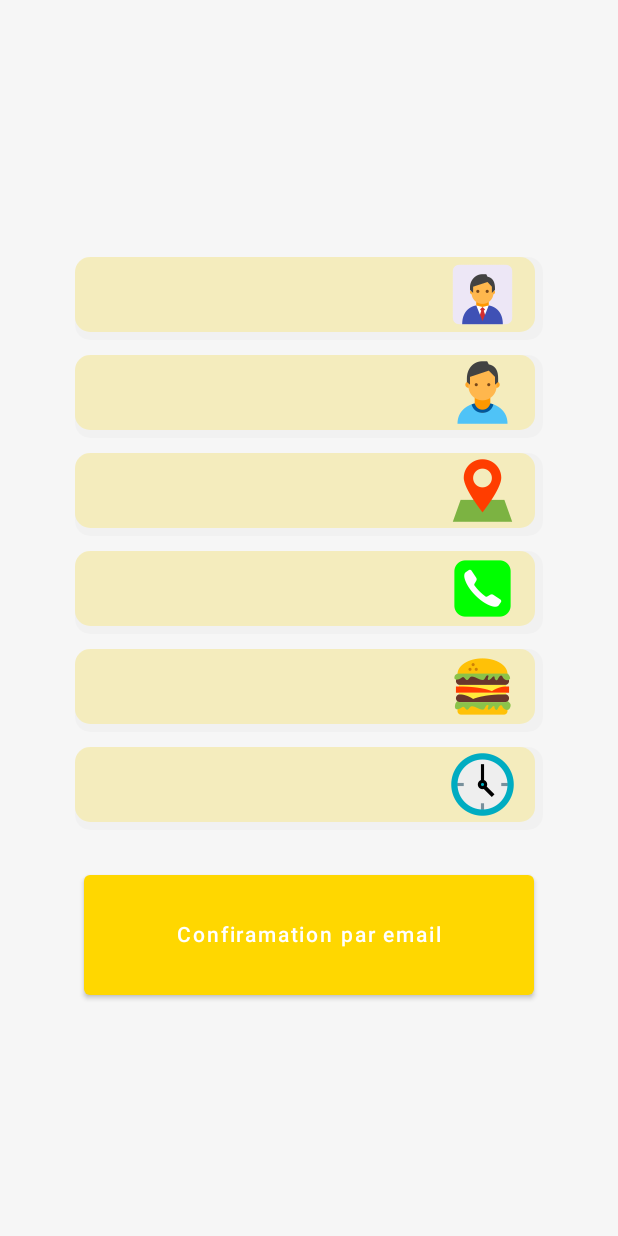
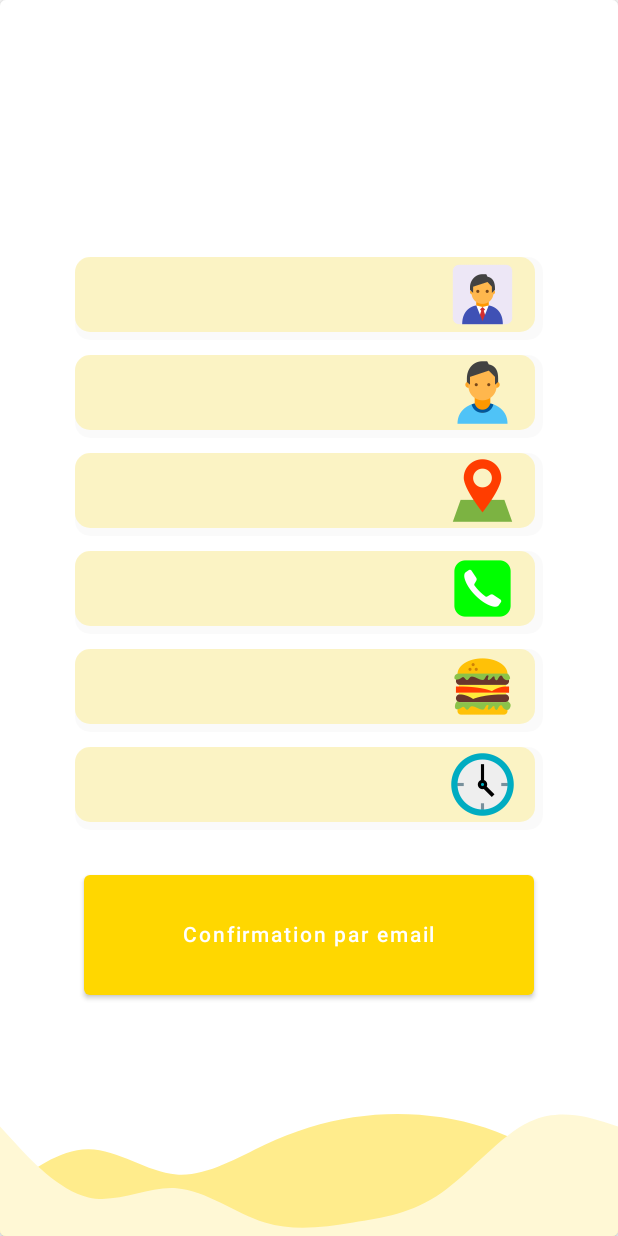
Before and after one commit to lerey34/LilianDroidBurger, an Android app built with Jetpack Compose: the composable ViewInfo shown on its own in the app's theme, on a phone screen of 412 x 824 dp. Run offline under Robolectric (Android 15) with nearby library versions, the phone set to English and light mode, and no system bars; libraries missing offline, so code that uses them is left out: coil.decode; 1 statement that could not run was skipped.

Commit message:
create the last apk

```diff
--- a/app/build.gradle
+++ b/app/build.gradle
@@ -68,7 +68,7 @@ dependencies {
     //data store
     implementation "androidx.datastore:datastore-preferences:1.0.0"
 
-    //debug
-    debugImplementation "androidx.compose.ui:ui-tooling:1.1.1"
-    implementation "androidx.compose.ui:ui-tooling-preview:1.1.1"
+//    //debug
+//    debugImplementation "androidx.compose.ui:ui-tooling:1.1.1"
+//    implementation "androidx.compose.ui:ui-tooling-preview:1.1.1"
 }
--- a/app/src/main/java/fr/isen/rey/liliandroidburger/screens/CommadeScreen.kt
+++ b/app/src/main/java/fr/isen/rey/liliandroidburger/screens/CommadeScreen.kt
@@ -17,12 +17,14 @@ import androidx.compose.runtime.*
 import androidx.compose.runtime.saveable.rememberSaveable
 import androidx.compose.ui.Alignment
 import androidx.compose.ui.Modifier
+import androidx.compose.ui.graphics.Color
 import androidx.compose.ui.platform.LocalContext
 import androidx.compose.ui.res.painterResource
 import androidx.compose.ui.text.input.ImeAction
 import androidx.compose.ui.text.input.KeyboardType
 import androidx.compose.ui.unit.dp
 import androidx.compose.ui.unit.sp
+import androidx.compose.ui.zIndex
 import androidx.navigation.NavController
 import fr.isen.rey.liliandroidburger.R
 import fr.isen.rey.liliandroidburger.UserPreferences
@@ -88,8 +90,16 @@ fun CommandeScreen(navController: NavController){
     }
 
     Box(modifier = Modifier
-        .background(Light)
-        .fillMaxSize()) {
+        .fillMaxSize(),
+
+    ) {
+        Card(
+            elevation = 4.dp,
+            modifier = Modifier.fillMaxSize()
+        ) {
+            Image(painter = painterResource(id = R.drawable.ic_wave2), contentDescription = "waves", alignment = Alignment.BottomCenter)
+            Image(painter = painterResource(id = R.drawable.ic_wave), contentDescription = "waves", alignment = Alignment.BottomCenter)
+
             Column(
                 horizontalAlignment = Alignment.CenterHorizontally,
                 verticalArrangement = Arrangement.Center,
@@ -244,7 +254,6 @@ fun CommandeScreen(navController: NavController){
                     interactionSource = sourceTime,
                     modifier = Modifier.width(300.dp)
                 )
-
                 Button(
                     onClick = {
                         scope.launch {
@@ -280,3 +289,4 @@ fun CommandeScreen(navController: NavController){
             }
         }
     }
+}
--- a/app/src/main/java/fr/isen/rey/liliandroidburger/screens/ConfirmerScreen.kt
+++ b/app/src/main/java/fr/isen/rey/liliandroidburger/screens/ConfirmerScreen.kt
@@ -7,12 +7,14 @@ import androidx.compose.foundation.background
 import androidx.compose.foundation.layout.*
 import androidx.compose.foundation.shape.RoundedCornerShape
 import androidx.compose.material.Button
+import androidx.compose.material.Card
 import androidx.compose.material.Text
 import androidx.compose.runtime.Composable
 import androidx.compose.runtime.MutableState
 import androidx.compose.runtime.collectAsState
 import androidx.compose.ui.Alignment
 import androidx.compose.ui.Modifier
+import androidx.compose.ui.graphics.Color
 import androidx.compose.ui.platform.LocalContext
 import androidx.compose.ui.res.painterResource
 import androidx.compose.ui.tooling.preview.Preview
@@ -43,17 +45,31 @@ fun ViewInfo() {
     val context = LocalContext.current
     val dataStore = UserPreferences(context)
     Box(modifier = Modifier
-        .background(Light)
-        .fillMaxSize()) {
+        .fillMaxSize()
+    ) {
+        Card(
+            elevation = 4.dp,
+            modifier = Modifier.fillMaxSize()
+        ) {
+            Image(
+                painter = painterResource(id = R.drawable.ic_wave2),
+                contentDescription = "waves",
+                alignment = Alignment.BottomCenter
+            )
+            Image(
+                painter = painterResource(id = R.drawable.ic_wave),
+                contentDescription = "waves",
+                alignment = Alignment.BottomCenter
+            )
+
             Column(
                 horizontalAlignment = Alignment.CenterHorizontally,
                 verticalArrangement = Arrangement.Center,
                 modifier = Modifier.fillMaxSize()
-        ){
+            ) {
                 Row(
                     modifier = Modifier
                         .fillMaxWidth()
-                    .background(Light)
                         .padding(start = 50.dp, end = 50.dp, top = 10.dp)
                         .background(Shaddow, RoundedCornerShape(10.dp))
                         .padding(bottom = 5.dp, end = 5.dp)
@@ -63,14 +79,23 @@ fun ViewInfo() {
                     verticalAlignment = Alignment.CenterVertically
                 ) {
                     val userName = dataStore.getuserName.collectAsState(initial = "")
-                Text(text = userName.value!!, fontSize = 20.sp, color = Dark, modifier = Modifier.width(200.dp).heightIn(min = 30.dp, max = 80.dp))
-                Image(painter = painterResource(id = R.drawable.name_conf), contentDescription = "name", Modifier.size(50.dp, 50.dp))
+                    Text(
+                        text = userName.value!!,
+                        fontSize = 20.sp,
+                        color = Dark,
+                        modifier = Modifier
+                            .width(200.dp)
+                            .heightIn(min = 30.dp, max = 80.dp)
+                    )
+                    Image(
+                        painter = painterResource(id = R.drawable.name_conf),
+                        contentDescription = "name",
+                        Modifier.size(50.dp, 50.dp)
+                    )
                 }
-
                 Row(
                     modifier = Modifier
                         .fillMaxWidth()
-                    .background(Light)
                         .padding(start = 50.dp, end = 50.dp, top = 10.dp)
                         .background(Shaddow, RoundedCornerShape(10.dp))
                         .padding(bottom = 5.dp, end = 5.dp)
@@ -80,14 +105,23 @@ fun ViewInfo() {
                     verticalAlignment = Alignment.CenterVertically
                 ) {
                     val userPrenom = dataStore.getuserPrenom.collectAsState(initial = "")
-                Text(text = userPrenom.value!!, fontSize = 20.sp, color = Dark, modifier = Modifier.width(200.dp).heightIn(min = 30.dp, max = 80.dp))
-                Image(painter = painterResource(id = R.drawable.prenom_conf), contentDescription = "prenom", Modifier.size(50.dp, 50.dp))
+                    Text(
+                        text = userPrenom.value!!,
+                        fontSize = 20.sp,
+                        color = Dark,
+                        modifier = Modifier
+                            .width(200.dp)
+                            .heightIn(min = 30.dp, max = 80.dp)
+                    )
+                    Image(
+                        painter = painterResource(id = R.drawable.prenom_conf),
+                        contentDescription = "prenom",
+                        Modifier.size(50.dp, 50.dp)
+                    )
                 }
-
                 Row(
                     modifier = Modifier
                         .fillMaxWidth()
-                    .background(Light)
                         .padding(start = 50.dp, end = 50.dp, top = 10.dp)
                         .background(Shaddow, RoundedCornerShape(10.dp))
                         .padding(bottom = 5.dp, end = 5.dp)
@@ -96,14 +130,23 @@ fun ViewInfo() {
                     horizontalArrangement = Arrangement.SpaceBetween,
                     verticalAlignment = Alignment.CenterVertically
                 ) {
-                Text(text = address, fontSize = 20.sp, color = Dark, modifier = Modifier.width(200.dp).heightIn(min = 30.dp, max = 80.dp))
-                Image(painter = painterResource(id = R.drawable.adress_conf), contentDescription = "address", Modifier.size(50.dp, 50.dp))
+                    Text(
+                        text = address,
+                        fontSize = 20.sp,
+                        color = Dark,
+                        modifier = Modifier
+                            .width(200.dp)
+                            .heightIn(min = 30.dp, max = 80.dp)
+                    )
+                    Image(
+                        painter = painterResource(id = R.drawable.adress_conf),
+                        contentDescription = "address",
+                        Modifier.size(50.dp, 50.dp)
+                    )
                 }
-
                 Row(
                     modifier = Modifier
                         .fillMaxWidth()
-                    .background(Light)
                         .padding(start = 50.dp, end = 50.dp, top = 10.dp)
                         .background(Shaddow, RoundedCornerShape(10.dp))
                         .padding(bottom = 5.dp, end = 5.dp)
@@ -112,14 +155,23 @@ fun ViewInfo() {
                     horizontalArrangement = Arrangement.SpaceBetween,
                     verticalAlignment = Alignment.CenterVertically
                 ) {
-                Text(text = phone, fontSize = 20.sp, color = Dark, modifier = Modifier.width(200.dp).heightIn(min = 30.dp, max = 80.dp))
-                Image(painter = painterResource(id = R.drawable.phone_conf), contentDescription = "phone", Modifier.size(50.dp, 50.dp))
+                    Text(
+                        text = phone,
+                        fontSize = 20.sp,
+                        color = Dark,
+                        modifier = Modifier
+                            .width(200.dp)
+                            .heightIn(min = 30.dp, max = 80.dp)
+                    )
+                    Image(
+                        painter = painterResource(id = R.drawable.phone_conf),
+                        contentDescription = "phone",
+                        Modifier.size(50.dp, 50.dp)
+                    )
                 }
-
                 Row(
                     modifier = Modifier
                         .fillMaxWidth()
-                    .background(Light)
                         .padding(start = 50.dp, end = 50.dp, top = 10.dp)
                         .background(Shaddow, RoundedCornerShape(10.dp))
                         .padding(bottom = 5.dp, end = 5.dp)
@@ -128,14 +180,23 @@ fun ViewInfo() {
                     horizontalArrangement = Arrangement.SpaceBetween,
                     verticalAlignment = Alignment.CenterVertically
                 ) {
-                Text(text = burger, fontSize = 20.sp, color = Dark, modifier = Modifier.width(200.dp).heightIn(min = 30.dp, max = 80.dp))
-                Image(painter = painterResource(id = R.drawable.burgerpng_conf), contentDescription = "burger", Modifier.size(50.dp, 50.dp))
+                    Text(
+                        text = burger,
+                        fontSize = 20.sp,
+                        color = Dark,
+                        modifier = Modifier
+                            .width(200.dp)
+                            .heightIn(min = 30.dp, max = 80.dp)
+                    )
+                    Image(
+                        painter = painterResource(id = R.drawable.burgerpng_conf),
+                        contentDescription = "burger",
+                        Modifier.size(50.dp, 50.dp)
+                    )
                 }
-
                 Row(
                     modifier = Modifier
                         .fillMaxWidth()
-                    .background(Light)
                         .padding(start = 50.dp, end = 50.dp, top = 10.dp, bottom = 10.dp)
                         .background(Shaddow, RoundedCornerShape(10.dp))
                         .padding(bottom = 5.dp, end = 5.dp)
@@ -144,11 +205,22 @@ fun ViewInfo() {
                     horizontalArrangement = Arrangement.SpaceBetween,
                     verticalAlignment = Alignment.CenterVertically
                 ) {
-                Text(text = time, fontSize = 20.sp, color = Dark, modifier = Modifier.width(200.dp).heightIn(min = 30.dp, max = 80.dp))
-                Image(painter = painterResource(id = R.drawable.time_conf), contentDescription = "clock", Modifier.size(50.dp, 50.dp))
+                    Text(
+                        text = time,
+                        fontSize = 20.sp,
+                        color = Dark,
+                        modifier = Modifier
+                            .width(200.dp)
+                            .heightIn(min = 30.dp, max = 80.dp)
+                    )
+                    Image(
+                        painter = painterResource(id = R.drawable.time_conf),
+                        contentDescription = "clock",
+                        Modifier.size(50.dp, 50.dp)
+                    )
                 }
                 val intent = Intent(Intent.ACTION_SENDTO).apply {
-                setData(Uri.parse("mailto:nailil2503@gmail.com"))
+                    setData(Uri.parse("mailto:marc.mollinari@gmail.com"))
                     putExtra(Intent.EXTRA_EMAIL, "nailil2503@gmail.com")
                     putExtra(Intent.EXTRA_SUBJECT, "Confirmation commande")
                     putExtra(Intent.EXTRA_TEXT, "Votre commande a bien été enregistrée")
@@ -162,14 +234,9 @@ fun ViewInfo() {
                         .height(100.dp)
                         .padding(top = 20.dp)
                 ) {
-                Text(text = "Confiramation par email")
+                    Text(text = "Confirmation par email")
                 }
             }
         }
     }
-
-@Preview
-@Composable
-fun ComposablePreview() {
-    ViewInfo()
 }
--- a/app/src/main/java/fr/isen/rey/liliandroidburger/ui/theme/Color.kt
+++ b/app/src/main/java/fr/isen/rey/liliandroidburger/ui/theme/Color.kt
@@ -5,7 +5,7 @@ import androidx.compose.ui.graphics.Color
 val Purple200 = Color(0xffffd700)
 val Purple500 = Color(0xffffd700)
 val Purple700 = Color(0xffffd700)
-val Teal200 = Color(0xffffd700)
+val Teal200 = Color(0xFFFFEC8C)
 
 val Dark = Color(0xff111111)
 val Medium = Color(0xff2f2f2f)
--- /dev/null
+++ b/app/src/main/res/drawable/ic_wave.xml
@@ -0,0 +1,9 @@
+<vector xmlns:android="http://schemas.android.com/apk/res/android"
+    android:width="1440dp"
+    android:height="320dp"
+    android:viewportWidth="1440"
+    android:viewportHeight="320">
+  <path
+      android:pathData="M0,64L34.3,101.3C68.6,139 137,213 206,229.3C274.3,245 343,203 411,208C480,213 549,267 617,288C685.7,309 754,299 823,288C891.4,277 960,267 1029,218.7C1097.1,171 1166,85 1234,53.3C1302.9,21 1371,43 1406,53.3L1440,64L1440,320L1405.7,320C1371.4,320 1303,320 1234,320C1165.7,320 1097,320 1029,320C960,320 891,320 823,320C754.3,320 686,320 617,320C548.6,320 480,320 411,320C342.9,320 274,320 206,320C137.1,320 69,320 34,320L0,320Z"
+      android:fillColor="#fff8d5"/>
+</vector>
--- /dev/null
+++ b/app/src/main/res/drawable/ic_wave2.xml
@@ -0,0 +1,9 @@
+<vector xmlns:android="http://schemas.android.com/apk/res/android"
+    android:width="1440dp"
+    android:height="320dp"
+    android:viewportWidth="1440"
+    android:viewportHeight="320">
+  <path
+      android:pathData="M0,224L34.3,197.3C68.6,171 137,117 206,117.3C274.3,117 343,171 411,176C480,181 549,139 617,106.7C685.7,75 754,53 823,42.7C891.4,32 960,32 1029,42.7C1097.1,53 1166,75 1234,112C1302.9,149 1371,203 1406,229.3L1440,256L1440,320L1405.7,320C1371.4,320 1303,320 1234,320C1165.7,320 1097,320 1029,320C960,320 891,320 823,320C754.3,320 686,320 617,320C548.6,320 480,320 411,320C342.9,320 274,320 206,320C137.1,320 69,320 34,320L0,320Z"
+      android:fillColor="#ffec8c"/>
+</vector>
```
Lines whose indentation alone changed are shown as unchanged.
